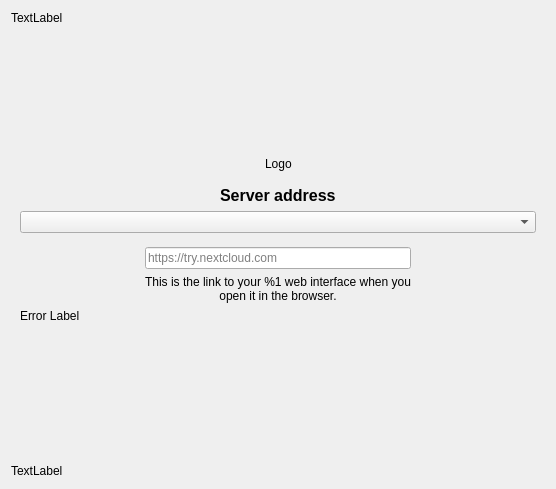
Qt form src/gui/wizard/owncloudsetupnocredspage.ui (karsaazebs-dev/karsaaz-cloud) before a commit.
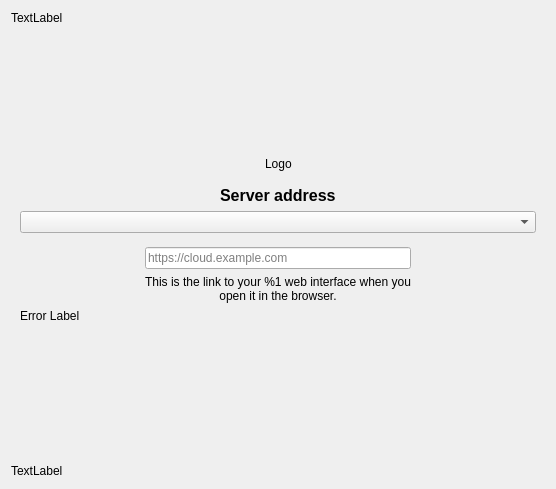
The same form after that commit.

Diff of the .ui file:
```diff
--- a/src/gui/wizard/owncloudsetupnocredspage.ui
+++ b/src/gui/wizard/owncloudsetupnocredspage.ui
@@ -245,7 +245,7 @@
                  </size>
                 </property>
                 <property name="placeholderText">
-                 <string notr="true">https://try.nextcloud.com</string>
+                 <string notr="true">https://cloud.example.com</string>
                 </property>
                </widget>
               </item>
```
